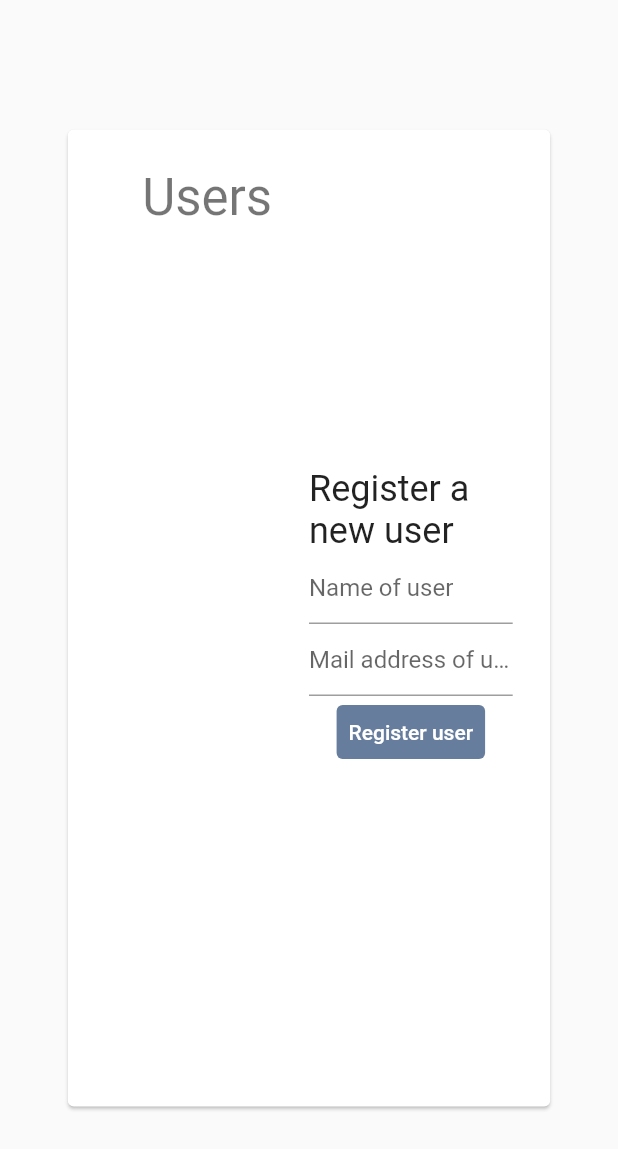
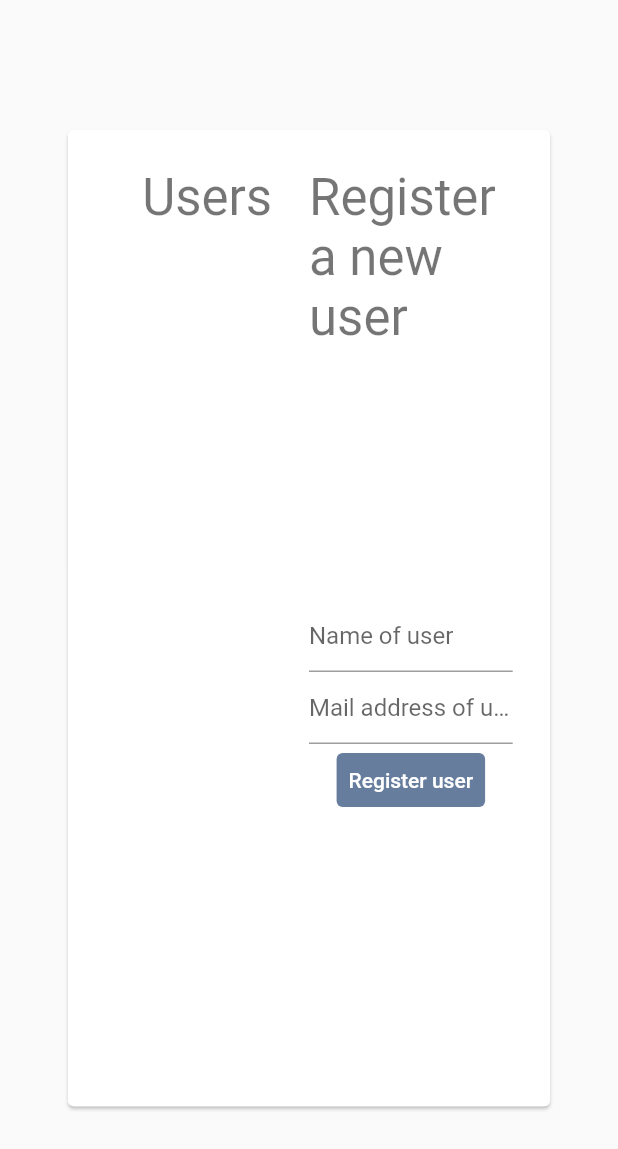
Before and after one commit to TechnologyWithoutBorders/Swift-Web, a Flutter app: the UserManagementScreen screen opened directly, on a phone screen of 412 x 824 dp. Shown: the top 1149 px of the screen. Run offline on Flutter 3.47's test engine with Material 2 defaults, Android fonts, the phone set to English and light mode, and no system bars; our stand-ins replace charts_flutter, pdf, printing, shared_preferences; missing offline and left inert: dart:html; accounts and stored records are empty; network calls fail.

Commit message:
layout improvements

```diff
--- a/lib/dashboardScreen.dart
+++ b/lib/dashboardScreen.dart
@@ -114,7 +114,7 @@ class _DetailScreenState extends State<DashboardScreen> {
                             controller: _scrollController,
                             child: ListView.separated(
                               controller: _scrollController,
-                              padding: const EdgeInsets.all(8),
+                              padding: const EdgeInsets.all(5),
                               itemCount: _todoDevices.length,
                               itemBuilder: (BuildContext context, int index) {
                                 return ListTile(
--- a/lib/userManagementScreen.dart
+++ b/lib/userManagementScreen.dart
@@ -66,7 +66,7 @@ class _DetailScreenState extends State<UserManagementScreen> {
                             controller: _scrollController,
                             child: ListView.separated(
                               controller: _scrollController,
-                              padding: const EdgeInsets.all(8),
+                              padding: const EdgeInsets.all(5),
                               itemCount: _users.length,
                               itemBuilder: (BuildContext context, int index) {
                                 return ListTile(
@@ -83,13 +83,16 @@ class _DetailScreenState extends State<UserManagementScreen> {
                     )
                   ),
                   Flexible(
-                    child: Form(key: _formKey,
-                      child: Column(mainAxisAlignment: MainAxisAlignment.center,
+                    child: Column(
+                      mainAxisAlignment: MainAxisAlignment.center,
                       children: [
                         Text('Register a new user', style: Theme
                               .of(context)
                               .textTheme
-                            .headline5),
+                              .headline4),
+                        Flexible(child: Form(key: _formKey,
+                          child: Column(mainAxisAlignment: MainAxisAlignment.center,
+                            children: [
                               TextFormField(
                                 controller: _nameTextController,
                                 decoration: InputDecoration(hintText: 'Name of user'),
@@ -126,7 +129,9 @@ class _DetailScreenState extends State<UserManagementScreen> {
                               )
                             ]
                           )
-                    )
+                        ))
+                      ]
+                    ),
                   ),
                 ]
               )
```
Lines whose indentation alone changed are shown as unchanged.
